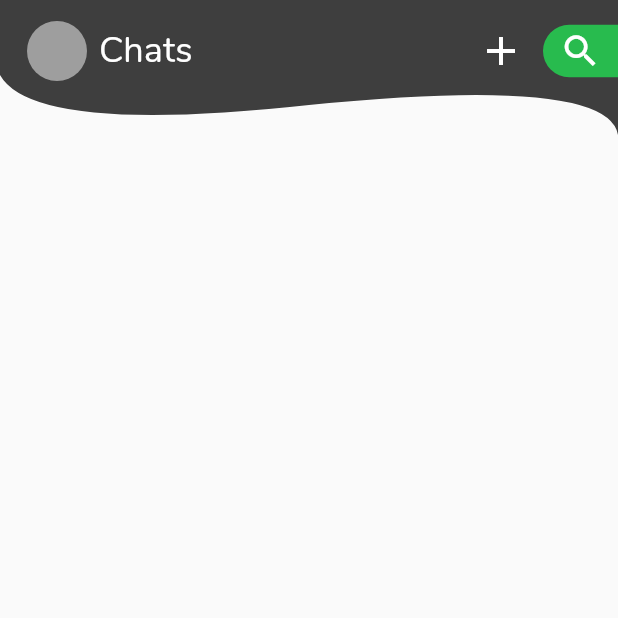
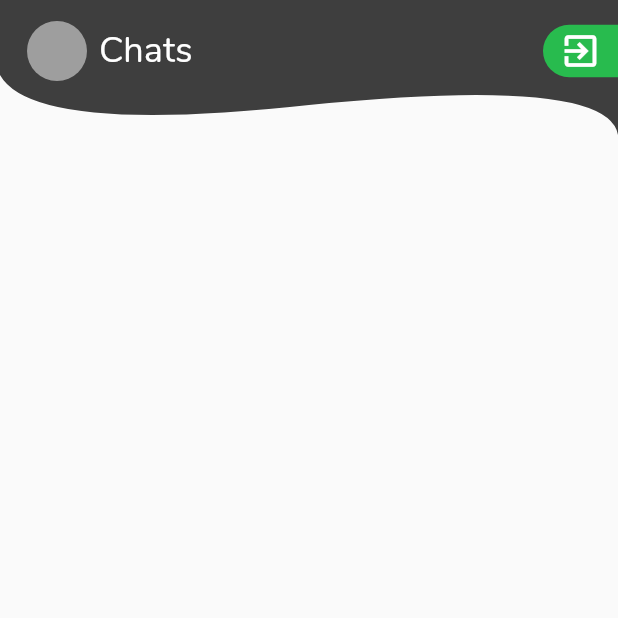
Before and after one commit to AbdullahChauhan/PA-Flutter-T4-H, a Flutter app: the screen it shows once a user with an empty profile is signed in, on a phone screen of 412 x 824 dp, the top half of it. Run offline on Flutter 3.47's test engine with Material 2 defaults, Android fonts, the phone set to English and light mode, and no system bars; our stand-ins replace country_code_picker, firebase_auth, flutter_svg; accounts and stored records are empty; network calls fail.

Commit message:
adjustment made into appbar according to different screens

```diff
--- a/lib/routes.dart
+++ b/lib/routes.dart
@@ -2,6 +2,7 @@ import 'package:flutter/material.dart';
 import 'package:pa_flutter_t4H/screens/auth/phone_auth.dart';
 import 'package:pa_flutter_t4H/screens/auth/phone_otp.dart';
 import 'package:pa_flutter_t4H/screens/home.dart';
+import 'package:pa_flutter_t4H/screens/profile_screen.dart';
 import 'package:pa_flutter_t4H/widgets/auth_widget.dart';
 
 final Map<String, WidgetBuilder> routes = <String, WidgetBuilder>{
@@ -9,4 +10,5 @@ final Map<String, WidgetBuilder> routes = <String, WidgetBuilder>{
   AuthGetPhone.routeName: (BuildContext context) => AuthGetPhone(),
   AuthOTPPhone.routeName: (BuildContext context) => AuthOTPPhone(),
   Home.routeName: (BuildContext context) => Home(),
+  Profile.routeName: (BuildContext context) => Profile()
 };
--- a/lib/screens/home.dart
+++ b/lib/screens/home.dart
@@ -27,7 +27,7 @@ class Home extends StatelessWidget {
         child: SafeArea(
           child: Column(
             children: <Widget>[
-              WavyAppHeader()
+              WavyAppHeader(backButton: false, userAvatar: true, title: 'Chats', isSubTitle: false,  addUserBtn: false, searchBtn: false, logoutBtn: true,),
               // RaisedButton(
               //   padding: EdgeInsets.symmetric(vertical: 10.0, horizontal: 24.0),
               //   child: Text(
--- /dev/null
+++ b/lib/screens/profile_screen.dart
@@ -0,0 +1,27 @@
+import 'package:flutter/material.dart';
+import 'package:flutter/services.dart';
+import 'package:pa_flutter_t4H/widgets/custom_header.dart';
+
+class Profile extends StatelessWidget {
+
+  static const routeName = '/profile';
+
+  @override
+  Widget build(BuildContext context) {
+    return Scaffold(
+      body: AnnotatedRegion<SystemUiOverlayStyle>(
+        value: SystemUiOverlayStyle.light
+            .copyWith(
+              statusBarColor: Theme.of(context).accentColor,
+              systemNavigationBarColor: Colors.white),
+        child: SafeArea(
+          child: Column(
+            children: <Widget>[
+              WavyAppHeader(title: 'Profile', logoutBtn: true,)
+            ]
+          )
+        )
+      )
+    );
+  }
+}
--- a/lib/widgets/custom_header.dart
+++ b/lib/widgets/custom_header.dart
@@ -1,6 +1,21 @@
 import 'package:flutter/material.dart';
+import 'package:pa_flutter_t4H/screens/profile_screen.dart';
 
 class WavyAppHeader extends StatelessWidget {
+  final bool userAvatar;
+  final bool backButton;
+  final bool isTitle;
+  final String title;
+  final bool isSubTitle;
+  final String subTitle;
+  final bool searchField;
+  final bool addUserBtn;
+  final bool userActiveStatus;
+  final bool searchBtn;
+  final bool logoutBtn;
+
+  const WavyAppHeader({Key key, this.userAvatar = false, this.backButton = true, this.isTitle = true, this.title, this.isSubTitle = false, this.subTitle, this.searchField = false, this.addUserBtn = false, this.userActiveStatus = false, this.searchBtn = false, this.logoutBtn = false}) : super(key: key);
+
   @override
   Widget build(BuildContext context) {
     return Stack(
@@ -17,26 +32,37 @@ class WavyAppHeader extends StatelessWidget {
           padding: EdgeInsets.only(left: 18.0, top: 14.0, bottom: 18.0),
           child: Row(
             children: <Widget>[
-              CircleAvatar(
-                backgroundColor: Colors.grey,
-                radius: 20.0,
-              ),
+              backButton ? GestureDetector(
+                child: Icon(Icons.arrow_back, size: 32.0, color: Colors.white),
+                onTap: () => print('Clicked!'),
+              ) : SizedBox(),
+              userAvatar ? GestureDetector(
+                              child: CircleAvatar(
+                  backgroundColor: Colors.grey,
+                  radius: 20.0,
+                ),
+                onTap: () => Navigator.pushNamed(context, Profile.routeName),
+              ) : SizedBox(),
               SizedBox(
                 width: 8.0,
               ),
-              Text(
-                'Chats',
+              isTitle ? Text(
+                title,
                 style: TextStyle(color: Colors.white, fontSize: 24.0),
-              ),
+              ) : SizedBox(),
+              isSubTitle ? Text(
+                subTitle,
+                style: TextStyle(color: Colors.white, fontSize: 24.0),
+              ) : SizedBox(),
               Spacer(),
-              GestureDetector(
+              addUserBtn ? GestureDetector(
                 child: Icon(Icons.add, size: 32.0, color: Colors.white),
                 onTap: () => print('Clicked!'),
-              ),
+              ) : SizedBox(),
               SizedBox(
                 width: 12.0,
               ),
-              Container(
+              searchBtn ? Container(
                 height: 35,
                 width: 50,
                 decoration: BoxDecoration(
@@ -48,7 +74,20 @@ class WavyAppHeader extends StatelessWidget {
                   child: Icon(Icons.search, size: 28.0, color: Colors.white),
                   onTap: () => print('Clicked!'),
                 ),
-              ),
+              ) : SizedBox(),
+              logoutBtn ? Container(
+                height: 35,
+                width: 50,
+                decoration: BoxDecoration(
+                    borderRadius: BorderRadius.only(
+                        topLeft: Radius.circular(40),
+                        bottomLeft: Radius.circular(40)),
+                    color: Theme.of(context).primaryColor),
+                child: GestureDetector(
+                  child: Icon(Icons.exit_to_app, size: 28.0, color: Colors.white),
+                  onTap: () => print('Clicked!'),
+                ),
+              ) : SizedBox(),
             ],
           ),
         )
```
